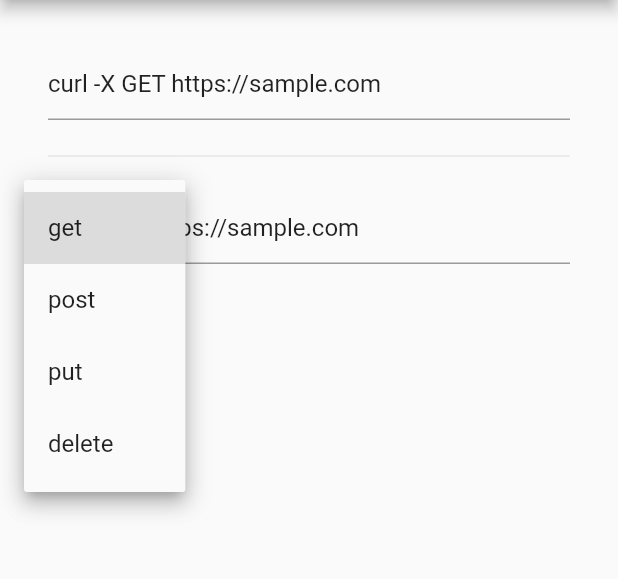
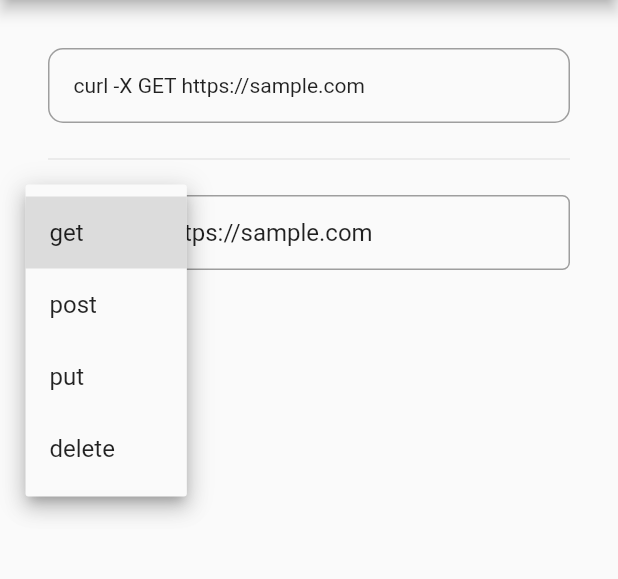
Before and after one commit to okaryo/curl_generator, a Flutter app: the screen it shows after launch, after a tap on "get", on a phone screen of 412 x 824 dp, the part 84-663 px from its top. Run offline on Flutter 3.47's test engine with Material 2 defaults, Android fonts, the phone set to English and light mode, and no system bars; our stand-ins replace flutter_riverpod, freezed_annotation.

Commit message:
[modify] input field design

```diff
--- /dev/null
+++ b/lib/view/curl_command_widget.dart
@@ -0,0 +1,20 @@
+import 'package:flutter/material.dart';
+
+class CurlCommandWidget extends StatelessWidget {
+  final String _command;
+
+  const CurlCommandWidget(this._command);
+
+  @override
+  Widget build(BuildContext context) {
+    return Container(
+      width: double.infinity,
+      padding: const EdgeInsets.all(16),
+      decoration: BoxDecoration(
+        border: Border.all(color: Colors.grey),
+        borderRadius: BorderRadius.circular(10),
+      ),
+      child: Text(_command),
+    );
+  }
+}
--- a/lib/view/curl_generator.dart
+++ b/lib/view/curl_generator.dart
@@ -1,6 +1,6 @@
 import 'package:curl_generator/controller/curl_controller.dart';
-import 'package:curl_generator/model/method.dart';
-import 'package:curl_generator/model/url.dart';
+import 'package:curl_generator/view/curl_command_widget.dart';
+import 'package:curl_generator/view/input_field_widget.dart';
 import 'package:flutter/material.dart';
 import 'package:flutter_riverpod/flutter_riverpod.dart';
 
@@ -16,50 +16,14 @@ class CurlGenerator extends ConsumerWidget {
         padding: const EdgeInsets.all(32),
         child: Column(
           children: [
-            _buildCurlCommand(curl.command),
+            CurlCommandWidget(curl.command),
             const SizedBox(height: 16),
             const Divider(),
             const SizedBox(height: 16),
-            Row(
-              children: [
-                _buildMethodDropDown(curl.method, ref),
-                Expanded(child: _buildUrlInputField(curl.url, ref)),
-              ],
-            ),
+            InputFieldWidget(),
           ],
         ),
       ),
     );
   }
-
-  Widget _buildCurlCommand(String command) {
-    return TextField(
-      controller: TextEditingController(text: command),
-      readOnly: true,
-    );
-  }
-
-  Widget _buildMethodDropDown(Method selectedMethod, WidgetRef ref) {
-    final items = Method.values.map((method) {
-      return DropdownMenuItem(child: Text(method.name), value: method.index);
-    }).toList();
-
-    return DropdownButton(
-      items: items,
-      value: selectedMethod.index,
-      onChanged: (value) => ref.read(_provider.notifier).setMethodBy(value as int),
-    );
-  }
-
-  Widget _buildUrlInputField(Url url, WidgetRef ref) {
-    final controller = TextEditingController(text: url.string);
-    controller.selection = TextSelection.fromPosition(
-      TextPosition(offset: controller.text.length),
-    );
-
-    return TextField(
-      controller: controller,
-      onChanged: (value) => ref.read(_provider.notifier).setUrl(value),
-    );
-  }
 }
--- /dev/null
+++ b/lib/view/input_field_widget.dart
@@ -0,0 +1,53 @@
+import 'package:curl_generator/controller/curl_controller.dart';
+import 'package:curl_generator/model/method.dart';
+import 'package:curl_generator/model/url.dart';
+import 'package:flutter/material.dart';
+import 'package:flutter_riverpod/flutter_riverpod.dart';
+
+class InputFieldWidget extends ConsumerWidget {
+  final _provider = curlProvider;
+
+  @override
+  Widget build(BuildContext context, WidgetRef ref) {
+    final curl = ref.watch(_provider);
+
+    return Container(
+      decoration: BoxDecoration(
+        border: Border.all(color: Colors.grey),
+        borderRadius: const BorderRadius.all(Radius.circular(5)),
+      ),
+      child: Row(
+        children: [
+          _buildMethodDropDown(curl.method, ref),
+          Expanded(child: _buildUrlInputField(curl.url, ref)),
+        ],
+      ),
+    );
+  }
+
+  Widget _buildMethodDropDown(Method selectedMethod, WidgetRef ref) {
+    final items = Method.values.map((method) {
+      return DropdownMenuItem(child: Text(method.name), value: method.index);
+    }).toList();
+
+    return DropdownButtonHideUnderline(
+      child: DropdownButton(
+        alignment: AlignmentDirectional.center,
+        items: items,
+        value: selectedMethod.index,
+        onChanged: (value) => ref.read(_provider.notifier).setMethodBy(value as int),
+      ),
+    );
+  }
+
+  Widget _buildUrlInputField(Url url, WidgetRef ref) {
+    return TextFormField(
+      initialValue: url.string,
+      decoration: const InputDecoration(
+        border: InputBorder.none,
+        contentPadding: EdgeInsets.all(8),
+      ),
+      onChanged: (value) => ref.read(_provider.notifier).setUrl(value),
+    );
+  }
+}
```
